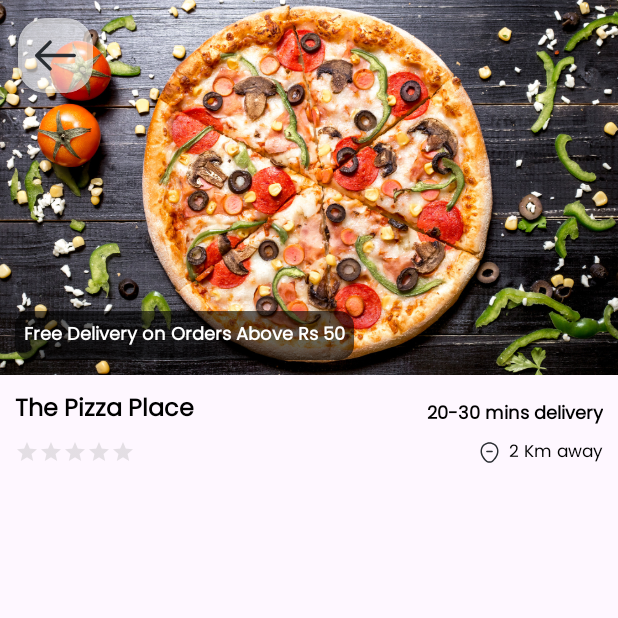
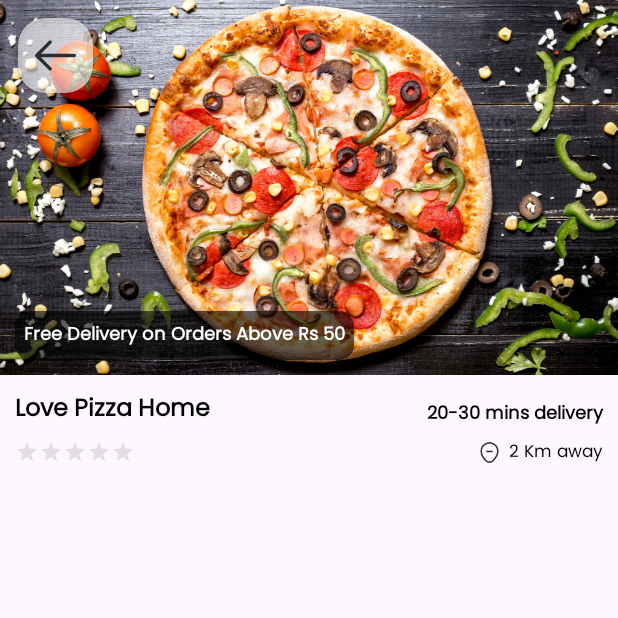
Before and after one commit to NagamShashank/Foodie, an Android app: the ProductListActivity screen opened directly, with no data from a screen before it, on a phone screen of 412 x 824 dp, the top half of it. Run offline under Robolectric (Android 15) with nearby library versions, the phone set to English and light mode, and no system bars; network calls fail.

Commit message:
First Commit

```diff
--- a/app/src/main/res/layout/activity_product_list.xml
+++ b/app/src/main/res/layout/activity_product_list.xml
@@ -71,7 +71,7 @@
                     android:id="@+id/restName"
                     android:layout_width="wrap_content"
                     android:layout_height="wrap_content"
-                    android:text="The Pizza Place"
+                    android:text="Love Pizza Home"
                     android:textColor="@color/black"
                     android:textSize="16sp"
                     android:fontFamily="@font/popinregular"
```
